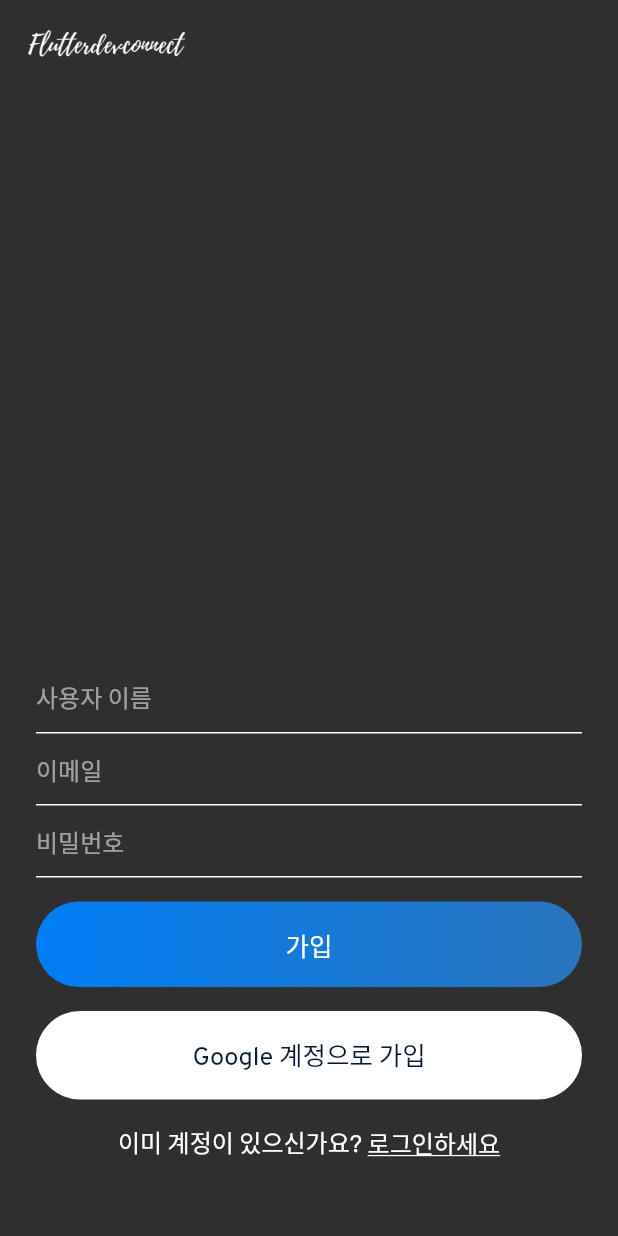
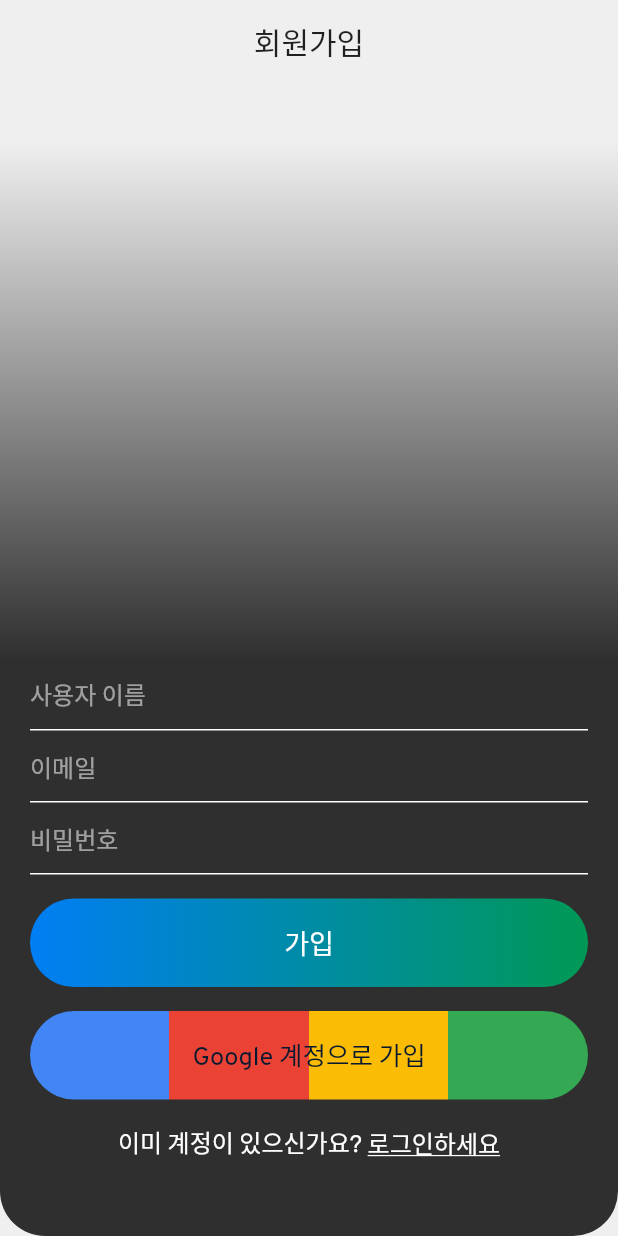
Before and after one commit to laon-member/chat_fe_flutter, a Flutter app: the screen it shows after launch, after a tap on "로그인", after a tap on "가입하세요", on a phone screen of 412 x 824 dp. Run offline on Flutter 3.47's test engine with Material 2 defaults, Android fonts, the light colour scheme and no system bars; our stand-ins replace cloud_firestore, firebase_auth, google_sign_in, shared_preferences; accounts and stored records are empty.

Commit message:
UI 개선 및 다크모드 적용

```diff
--- a/lib/main.dart
+++ b/lib/main.dart
@@ -2,12 +2,13 @@ import 'package:chat_app/helper/authenticate.dart';
 import 'package:chat_app/helper/helperfunctions.dart';
 import 'package:chat_app/views/chatRoomsScreen.dart';
 import 'package:flutter/material.dart';
+import 'package:flutter/scheduler.dart';
 import 'package:flutter/services.dart';
 
 void main() {
-  SystemChrome.setEnabledSystemUIOverlays([SystemUiOverlay.top]);
   runApp(MyApp());
-  print("RUNNING...");
+  print("RUNNING... ${ThemeMode.system}");
+  //SystemChrome.setEnabledSystemUIOverlays([SystemUiOverlay.top]);
 }
 
 class MyApp extends StatefulWidget {
@@ -16,12 +17,30 @@ class MyApp extends StatefulWidget {
 }
 
 class _MyAppState extends State<MyApp> {
-
   bool userIsLoggedIn = false;
 
   @override
   void initState() {
     getLoggedInState();
+
+    var brightness = SchedulerBinding.instance.window.platformBrightness;
+    bool darkModeOn = brightness == Brightness.dark;
+    if(darkModeOn) {
+      SystemChrome.setSystemUIOverlayStyle(SystemUiOverlayStyle(
+        statusBarColor: Color(0xff2F2F2F),
+        systemNavigationBarColor: Color(0xff2F2F2F),
+        systemNavigationBarDividerColor: Color(0xff2F2F2F),
+        systemNavigationBarIconBrightness: Brightness.light,// navigation bar color
+      ));
+    } else {
+      SystemChrome.setSystemUIOverlayStyle(SystemUiOverlayStyle(
+        statusBarColor: Color(0xffEFEFEF),
+        systemNavigationBarColor: Color(0xffEFEFEF),
+        systemNavigationBarDividerColor: Color(0xffEFEFEF),
+        systemNavigationBarIconBrightness: Brightness.dark,// navigation bar color
+      ));
+    }
+
     super.initState();
   }
 
@@ -39,12 +58,26 @@ class _MyAppState extends State<MyApp> {
     return MaterialApp(
       title: 'FlutterChat',
       debugShowCheckedModeBanner: false,
+      themeMode: ThemeMode.system,
       theme: ThemeData(
+        primaryColor: Color(0xffEFEFEF),
+        primaryColorBrightness: Brightness.light,
+        scaffoldBackgroundColor: Color(0xFFEFEFEF),
+        primaryColorDark: Color(0xffBFBFBF),
+        accentColor: Color(0xff007EF4),
+        fontFamily: "OverpassRegular",
+        visualDensity: VisualDensity.adaptivePlatformDensity,
+        appBarTheme: AppBarTheme(brightness: Brightness.light),
+        indicatorColor: Color(0xffEFEFEF),
+      ),
+      darkTheme: ThemeData(
         primaryColor: Color(0xff2F2F2F),
         scaffoldBackgroundColor: Color(0xff2F2F2F),
         accentColor: Color(0xff007EF4),
         fontFamily: "OverpassRegular",
         visualDensity: VisualDensity.adaptivePlatformDensity,
+        appBarTheme: AppBarTheme(brightness: Brightness.dark),
+
       ),
       home: userIsLoggedIn != null ?  userIsLoggedIn ? ChatRoom() : Authenticate()
           : Container(
--- a/lib/views/chatRoomsScreen.dart
+++ b/lib/views/chatRoomsScreen.dart
@@ -63,7 +63,6 @@ class _ChatRoomState extends State<ChatRoom> {
         title: Text(
           Constants.myName.toString(),
         ),
-        backgroundColor: Color(0xff2F2F2F),
         elevation: 0,
         actions: [
           GestureDetector(
@@ -82,11 +81,10 @@ class _ChatRoomState extends State<ChatRoom> {
         ],
       ),
       body: Container(
-        height: MediaQuery.of(context).size.height,
-        decoration: BoxDecoration(
-          color: Color(0xff1F1F1F),
-          borderRadius: BorderRadius.circular(20),
-        ),
+          decoration: BoxDecoration(
+            color: ThemeData.dark().primaryColorDark,
+            borderRadius: BorderRadius.circular(20),
+          ),
         child: chatRoomsList(),
       ),
       resizeToAvoidBottomPadding: false,
@@ -119,9 +117,6 @@ class ChatRoomsTile extends StatelessWidget {
       },
       child: Container(
         padding: EdgeInsets.symmetric(horizontal: 20, vertical: 20),
-        decoration: BoxDecoration(
-          color: Colors.black54,
-        ),
         child: Row(
           children: [
             Container(
--- a/lib/views/search.dart
+++ b/lib/views/search.dart
@@ -26,6 +26,16 @@ class _SearchState extends State<Search> {
     if (searchTextEditingController.text.isNotEmpty) {
       await databaseMethods
           .getUserByUsername(searchTextEditingController.text)
+          .then((snapshot) {
+        searchResultSnapshot = snapshot;
+        print("$searchResultSnapshot");
+        setState(() {
+          haveUserSearched = true;
+        });
+      });
+    } else if (searchTextEditingController.text == "admin://searchall"){
+      await databaseMethods
+          .getUserByUsername("a")
           .then((snapshot) {
         searchResultSnapshot = snapshot;
         print("$searchResultSnapshot");
--- a/lib/views/signin.dart
+++ b/lib/views/signin.dart
@@ -10,33 +10,35 @@ import 'package:flutter/material.dart';
 
 class SignIn extends StatefulWidget {
   final Function toggleView;
+
   SignIn(this.toggleView);
 
   @override
   _SignInState createState() => _SignInState();
 }
+
 TextEditingController emailTextEditingController = new TextEditingController();
-TextEditingController passwordTextEditingController = new TextEditingController();
+TextEditingController passwordTextEditingController =
+    new TextEditingController();
 AuthService authService = new AuthService();
+
 class _SignInState extends State<SignIn> {
-
   final formKey = GlobalKey<FormState>();
 
   bool isLoading = false;
 
   signIn() async {
-
     if (formKey.currentState.validate()) {
       setState(() {
         isLoading = true;
       });
       await authService
-          .signInWithEmailAndPassword(
-          emailTextEditingController.text, passwordTextEditingController.text)
+          .signInWithEmailAndPassword(emailTextEditingController.text,
+              passwordTextEditingController.text)
           .then((result) async {
-        if (result != null)  {
-          QuerySnapshot userInfoSnapshot =
-          await DatabaseMethods().getUserByEmail(emailTextEditingController.text);
+        if (result != null) {
+          QuerySnapshot userInfoSnapshot = await DatabaseMethods()
+              .getUserByEmail(emailTextEditingController.text);
 
           HelperFunctions.saveUserLoggedInSharedPreference(true);
           HelperFunctions.saveUserNameSharedPreference(
@@ -58,14 +60,22 @@ class _SignInState extends State<SignIn> {
   @override
   Widget build(BuildContext context) {
     return Scaffold(
-        appBar: appBarMain(context),
-        //resizeToAvoidBottomPadding: false,
-        body: isLoading
+      appBar: appBarCustom(context, "모두 다 함께! Chatting US"),
+      //resizeToAvoidBottomPadding: false,
+      body: isLoading
           ? Container(
               child: Center(child: CircularProgressIndicator()),
             )
           : Container(
-              padding: EdgeInsets.symmetric(horizontal: 15),
+              padding: EdgeInsets.symmetric(horizontal: 20),
+              decoration: BoxDecoration(
+                  gradient: LinearGradient(
+                    begin: Alignment.topCenter,
+                    end: Alignment.bottomCenter,
+                    colors: [const Color(0xffEFEFEF), const Color(0xff2F2F2F)],
+                    stops: [0.05, 0.5],
+                  ),
+                  borderRadius: BorderRadius.circular(30)),
               child: Column(
                 children: [
                   Spacer(),
@@ -136,7 +146,7 @@ class _SignInState extends State<SignIn> {
                           gradient: LinearGradient(
                             colors: [
                               const Color(0xff007EF4),
-                              const Color(0xff2A75BC)
+                              const Color(0xff009955)
                             ],
                           )),
                       width: MediaQuery.of(context).size.width,
@@ -154,7 +164,17 @@ class _SignInState extends State<SignIn> {
                     padding: EdgeInsets.symmetric(vertical: 16),
                     decoration: BoxDecoration(
                         borderRadius: BorderRadius.circular(30),
-                        color: Colors.white),
+                        gradient: LinearGradient(
+                          colors: [
+                            const Color(0xff4285F4),
+                            const Color(0xffEA4335),
+                            const Color(0xffEA4335),
+                            const Color(0xffFBBC05),
+                            const Color(0xffFBBC05),
+                            const Color(0xff34A853),
+                          ],
+                          stops: [0.25, 0.25, 0.50, 0.50, 0.75, 0.75],
+                        )),
                     width: MediaQuery.of(context).size.width,
                     child: Text(
                       "Google 계정으로 로그인",
--- a/lib/views/signup.dart
+++ b/lib/views/signup.dart
@@ -38,21 +38,22 @@ class _SignUpState extends State<SignUp> {
           .signUpWithEmailAndPassword(
               emailEditingController.text, passwordEditingController.text)
           .then((val) {
-        if(val != null){
+        if (val != null) {
           Map<String, dynamic> userDataMap = {
-            "email" : emailEditingController.text,
-            "name" : usernameEditingController.text,
+            "email": emailEditingController.text,
+            "name": usernameEditingController.text,
           };
 
           databaseMethods.uploadUserInfo(userDataMap);
 
           HelperFunctions.saveUserLoggedInSharedPreference(true);
-          HelperFunctions.saveUserNameSharedPreference(usernameEditingController.text);
-          HelperFunctions.saveUserEmailSharedPreference(emailEditingController.text);
+          HelperFunctions.saveUserNameSharedPreference(
+              usernameEditingController.text);
+          HelperFunctions.saveUserEmailSharedPreference(
+              emailEditingController.text);
 
-          Navigator.pushReplacement(context, MaterialPageRoute(
-              builder: (context) => ChatRoom()
-          ));
+          Navigator.pushReplacement(
+              context, MaterialPageRoute(builder: (context) => ChatRoom()));
         }
       });
     }
@@ -61,15 +62,23 @@ class _SignUpState extends State<SignUp> {
   @override
   Widget build(BuildContext context) {
     return Scaffold(
-      appBar: appBarMain(context),
-        body: isLoading
+      appBar: appBarCustom(context, "회원가입"),
+      body: isLoading
           ? Container(
               child: Center(
                 child: CircularProgressIndicator(),
               ),
             )
           : Container(
-              padding: EdgeInsets.symmetric(horizontal: 24),
+              padding: EdgeInsets.symmetric(horizontal: 20),
+              decoration: BoxDecoration(
+                  gradient: LinearGradient(
+                    begin: Alignment.topCenter,
+                    end: Alignment.bottomCenter,
+                    colors: [const Color(0xffEFEFEF), const Color(0xff2F2F2F)],
+                    stops: [0.05, 0.5],
+                  ),
+                  borderRadius: BorderRadius.circular(30)),
               child: Column(
                 children: [
                   Spacer(),
@@ -127,7 +136,7 @@ class _SignUpState extends State<SignUp> {
                           gradient: LinearGradient(
                             colors: [
                               const Color(0xff007EF4),
-                              const Color(0xff2A75BC)
+                              const Color(0xff009955)
                             ],
                           )),
                       width: MediaQuery.of(context).size.width,
@@ -145,7 +154,17 @@ class _SignUpState extends State<SignUp> {
                     padding: EdgeInsets.symmetric(vertical: 16),
                     decoration: BoxDecoration(
                         borderRadius: BorderRadius.circular(30),
-                        color: Colors.white),
+                        gradient: LinearGradient(
+                          colors: [
+                            const Color(0xff4285F4),
+                            const Color(0xffEA4335),
+                            const Color(0xffEA4335),
+                            const Color(0xffFBBC05),
+                            const Color(0xffFBBC05),
+                            const Color(0xff34A853),
+                          ],
+                          stops: [0.25, 0.25, 0.50, 0.50, 0.75, 0.75],
+                        )),
                     width: MediaQuery.of(context).size.width,
                     child: Text(
                       "Google 계정으로 가입",
--- a/lib/widgets/widget.dart
+++ b/lib/widgets/widget.dart
@@ -1,20 +1,27 @@
 import 'package:flutter/material.dart';
+import 'package:flutter/scheduler.dart';
 
 Widget appBarMain(BuildContext context) {
   return AppBar(
-    title: Image.asset(
-      "assets/images/logo.png",
-      height: 40,
-    ),
+    title: Text("Chatting Us"),
     elevation: 0.0,
-    centerTitle: false,
+    centerTitle: true,
+  );
+}
+
+Widget appBarCustom(BuildContext context, String text){
+  return AppBar(
+    title: Text(text),
+    elevation: 0.0,
+    centerTitle: true,
   );
 }
 
 InputDecoration textFieldInputDecoration(String hintText) {
+
   return InputDecoration(
       hintText: hintText,
-      hintStyle: TextStyle(color: Colors.white54),
+      hintStyle: TextStyle(color: Colors.white54,),
       focusedBorder:
           UnderlineInputBorder(borderSide: BorderSide(color: Colors.white)),
       enabledBorder:
@@ -26,9 +33,13 @@ TextStyle simpleTextStyle() {
 }
 
 TextStyle biggerTextStyle() {
-  return TextStyle(color: Colors.white, fontSize: 17);
+  return TextStyle(color: Colors.white, fontSize: 18);
 }
 
 TextStyle mediumTextStyle() {
   return TextStyle(color: Colors.white, fontSize: 16);
 }
+
+TextStyle smallTextStyle() {
+  return TextStyle(color: Colors.white, fontSize: 10);
+}
--- a/pubspec.yaml
+++ b/pubspec.yaml
@@ -33,6 +33,7 @@ dependencies:
   shared_preferences: ^0.5.6+3
   random_string: ^2.0.1
   cloud_firestore: ^0.13.5
+  provider: ^4.3.2+2
 
 dev_dependencies:
   flutter_test:
```
Also changed, not shown: pubspec.lock, 3 other files.
